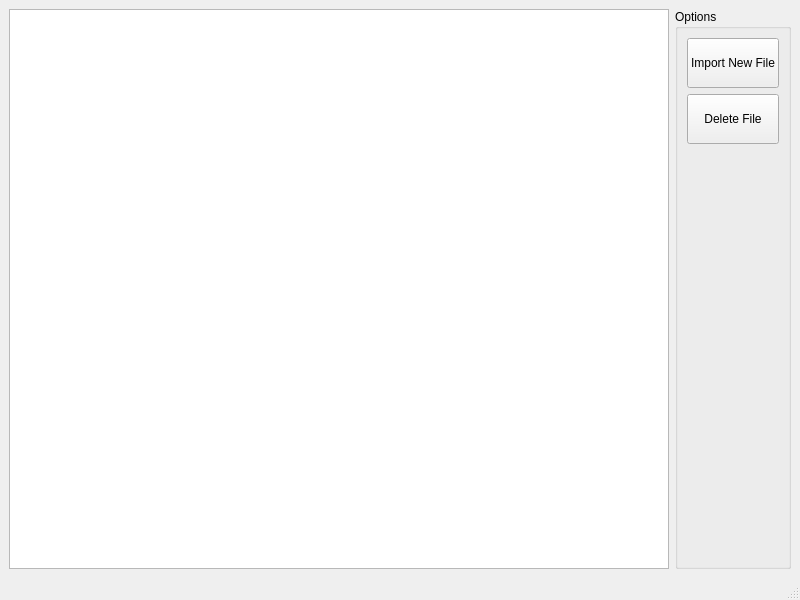
Above: mainwindow.ui from JohnCiubuc/reMarkable-Qt before the change. Below: the same form after it.
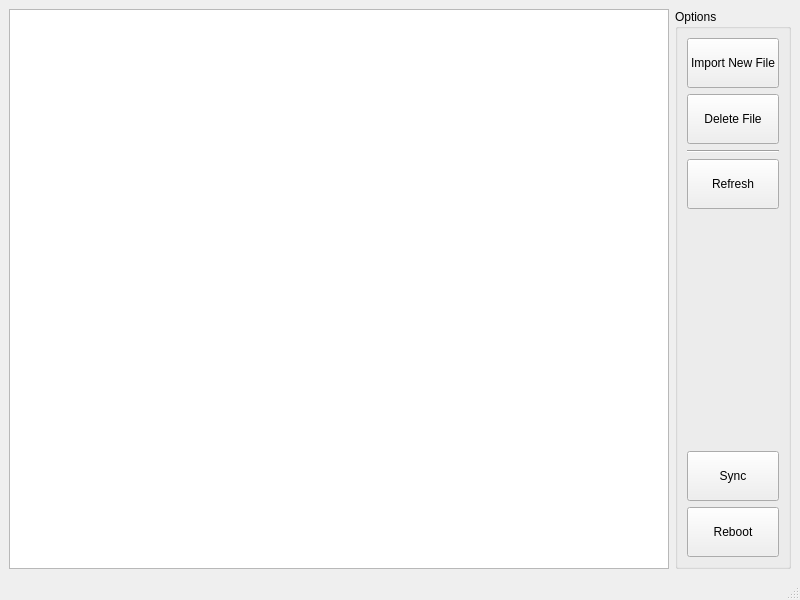
That is the form after the change.

```diff
--- a/mainwindow.ui
+++ b/mainwindow.ui
@@ -60,6 +60,39 @@
          </property>
         </widget>
        </item>
+       <item>
+        <widget class="Line" name="line">
+         <property name="orientation">
+          <enum>Qt::Horizontal</enum>
+         </property>
+        </widget>
+       </item>
+       <item>
+        <widget class="QPushButton" name="pushButton_Refresh">
+         <property name="minimumSize">
+          <size>
+           <width>50</width>
+           <height>50</height>
+          </size>
+         </property>
+         <property name="text">
+          <string>Refresh</string>
+         </property>
+        </widget>
+       </item>
+       <item>
+        <spacer name="verticalSpacer_2">
+         <property name="orientation">
+          <enum>Qt::Vertical</enum>
+         </property>
+         <property name="sizeHint" stdset="0">
+          <size>
+           <width>20</width>
+           <height>40</height>
+          </size>
+         </property>
+        </spacer>
+       </item>
        <item>
         <spacer name="verticalSpacer">
          <property name="orientation">
@@ -73,6 +106,32 @@
          </property>
         </spacer>
        </item>
+       <item>
+        <widget class="QPushButton" name="pushButton_Sync">
+         <property name="minimumSize">
+          <size>
+           <width>50</width>
+           <height>50</height>
+          </size>
+         </property>
+         <property name="text">
+          <string>Sync</string>
+         </property>
+        </widget>
+       </item>
+       <item>
+        <widget class="QPushButton" name="pushButton_Reboot">
+         <property name="minimumSize">
+          <size>
+           <width>50</width>
+           <height>50</height>
+          </size>
+         </property>
+         <property name="text">
+          <string>Reboot</string>
+         </property>
+        </widget>
+       </item>
       </layout>
      </widget>
     </item>
```
